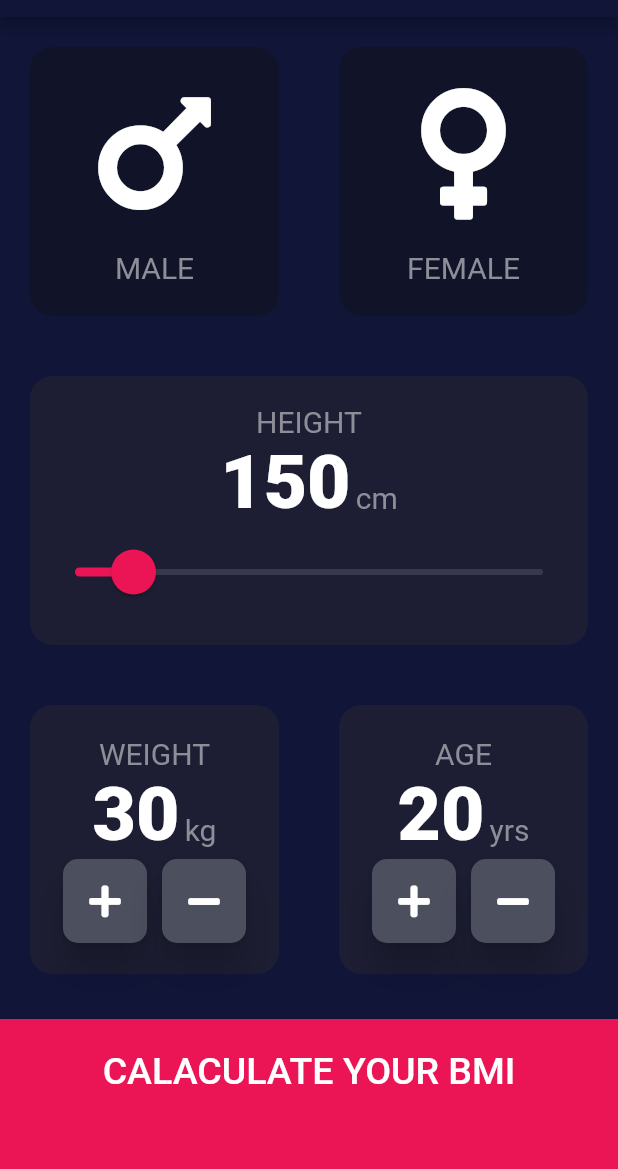
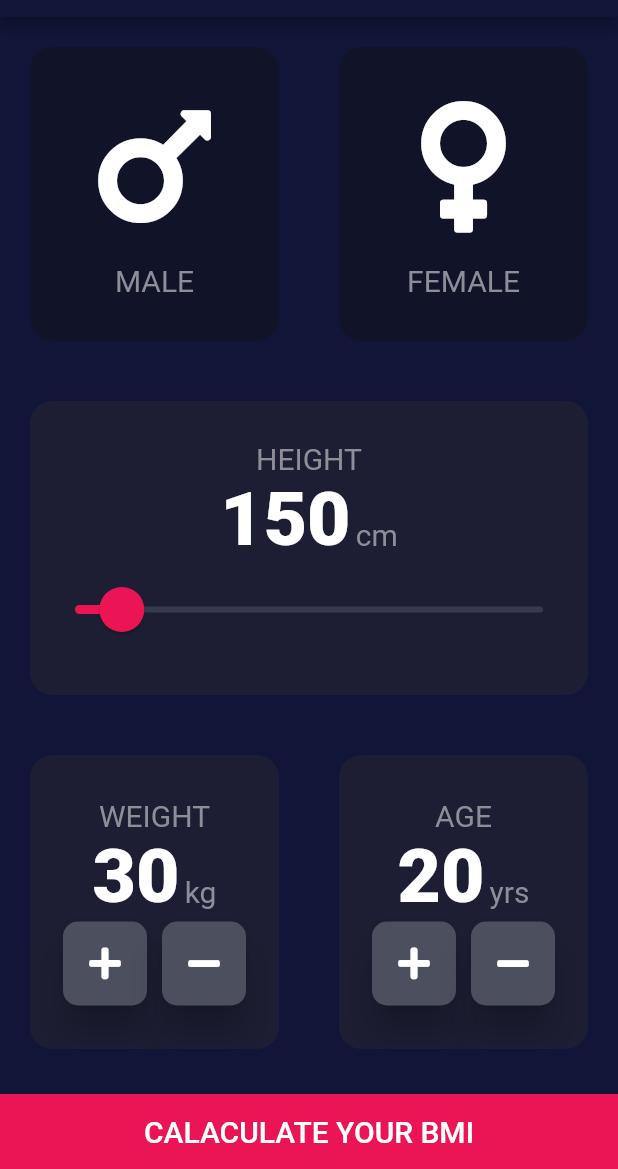
Before and after one commit to ClementPeter/BMI-Calculator, a Flutter app: the screen it shows after launch, on a phone screen of 412 x 824 dp, the part 67-1236 px from its top. Run offline on Flutter 3.47's test engine with Material 2 defaults, Android fonts, the phone set to English and light mode, and no system bars; our stand-ins replace font_awesome_flutter.

Commit message:
BMI Calculator

```diff
--- a/lib/component/bottom_container.dart
+++ b/lib/component/bottom_container.dart
@@ -1,7 +1,7 @@
 import 'package:flutter/material.dart';
 import '../constants.dart';
 
-//This is the Bottom Pink coloured containern at the base of our screens
+//This is the Bottom Pink coloured containern at the base of our screen
 class BottomContainer extends StatelessWidget {
   BottomContainer({@required this.title, @required this.onpress});
 
@@ -13,7 +13,7 @@ class BottomContainer extends StatelessWidget {
     return GestureDetector(
       onTap: onpress,
       child: Container(
-        padding: EdgeInsets.only(bottom: 30),
+        //padding: EdgeInsets.all(10),
         child: Center(
           child: Text(
             title,
--- a/lib/component/icon_content.dart
+++ b/lib/component/icon_content.dart
@@ -7,6 +7,7 @@ class IconContent extends StatelessWidget {
   //final Icon icons;
   final String gender;
   final IconData icon;
+
   //Our Constructor to enable us create other Custom instances
   IconContent({this.icon, this.gender});
 
--- a/lib/component/reuseable_card.dart
+++ b/lib/component/reuseable_card.dart
@@ -1,12 +1,14 @@
 import 'package:flutter/material.dart';
 
 class ReusableCard extends StatelessWidget {
-  //Property
+  //Properties
   final Color colour;
   final Widget cardChild;
   final Function onpress;
-  //Constructor to accept Colors
+
+  //Constructor to accept Properties
   ReusableCard({@required this.colour, this.cardChild, this.onpress});
+
   @override
   Widget build(BuildContext context) {
     return GestureDetector(
--- a/lib/constants.dart
+++ b/lib/constants.dart
@@ -1,6 +1,6 @@
 import 'package:flutter/material.dart';
 
-const kBottomContainerHeight = 100.0;
+const kBottomContainerHeight = 50.0;
 const kBottomContainerColour = Color(0XFFEB1555);
 const kActiveCardColour = Color(0XFF1D1E33);
 const kInactiveCardColour = Color(0XFF111328);
@@ -20,7 +20,7 @@ const kNumberTextStyle = TextStyle(
 
 //Bottom Container Text Style
 const kBottomContainerTextStyle = TextStyle(
-  fontSize: 25.0,
+  fontSize: 20.0,
   fontWeight: FontWeight.w500,
 );
 
--- a/lib/screen/input_page.dart
+++ b/lib/screen/input_page.dart
@@ -9,7 +9,7 @@ import '../component/Rounded_IconButton.dart';
 import '../component/bottom_container.dart';
 import 'package:bmi_calculator/calculator_brian.dart';
 
-//Enumerator are kinda of like Classes use Upper Camel case
+//Enumerator are kinda of like Classes they also use Camel case
 enum Gender {
   male,
   female,
@@ -23,7 +23,7 @@ class InputPage extends StatefulWidget {
 }
 
 class _InputPageState extends State<InputPage> {
-  Gender selectedGender;
+  Gender selectedGender; //A new enum Object
   int height = 150;
   int weight = 30;
   int age = 20;
@@ -114,16 +114,18 @@ class _InputPageState extends State<InputPage> {
                       thumbShape:
                           RoundSliderThumbShape(enabledThumbRadius: 15.0),
                     ),
+                    //.copyWith helps you to add other Custom Changes to the Theming property
                     child: Slider(
                       value: height.toDouble(),
                       min: 100.0,
-                      max: 500.0,
+                      max: 600.0,
                       onChanged: (double newSliderValue) {
                         print(height);
                         setState(() {
                           height = newSliderValue.toInt();
                         });
                       },
+                      //activeColor: kInactiveCardColour,
                     ),
                   ),
                 ],
@@ -237,7 +239,7 @@ class _InputPageState extends State<InputPage> {
                       ],
                     ),
                   ),
-                ),
+                ), //age
               ],
             ),
           ),
@@ -246,7 +248,7 @@ class _InputPageState extends State<InputPage> {
             onpress: () {
               CalculatorBrain calc =
                   CalculatorBrain(weight: weight, height: height);
-              //
+
               // print(calc.getResult());
               // print(calc.calculateBMI());
               // print(calc.getFeedback());
@@ -262,7 +264,7 @@ class _InputPageState extends State<InputPage> {
                 ),
               );
             },
-          )
+          ) //bottom container
         ],
       ),
     );
```
Also changed, not shown: lib/screen/result_page.dart (+4 -5 lines), pubspec.lock.
